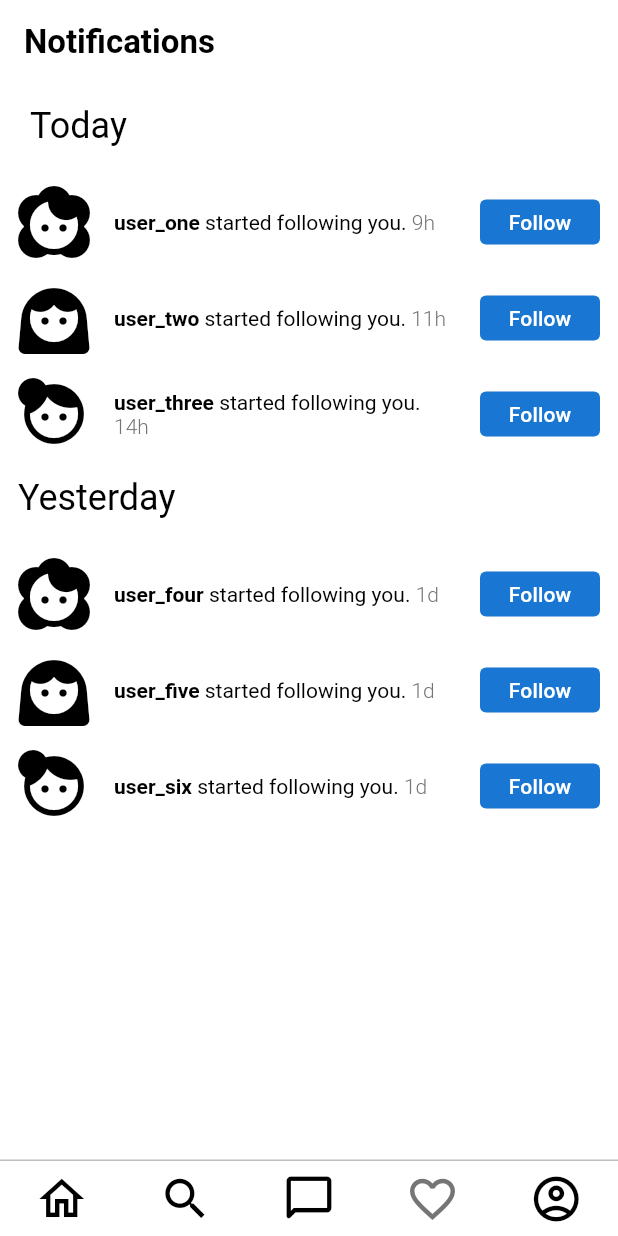
After one commit to llohanda/insttergram, a Flutter app: the screen it shows after launch, item 4 of the bottom bar chosen, on a phone screen of 412 x 824 dp. The commit adds this screen. Run offline on Flutter 3.47's test engine with Material 3 defaults, Android fonts, the phone set to English and light mode, and no system bars.

Commit message:
Add notification route

```diff
--- a/lib/main.dart
+++ b/lib/main.dart
@@ -21,7 +21,7 @@ class MyApp extends StatelessWidget {
           primary: Colors.black,
           onPrimary: Colors.white,
           secondary: Colors.white,
-          onSecondary: Colors.black,
+          onSecondary: Colors.grey[600]!,
           error: Colors.red,
           onError: Colors.white,
           surface: Colors.white,
--- /dev/null
+++ b/lib/routes/notifications.dart
@@ -0,0 +1,132 @@
+import 'package:flutter/material.dart';
+import 'package:insttergram/main.dart';
+import 'package:insttergram/widgets/bottom_bar.dart';
+
+class NotifRoute extends StatelessWidget {
+  const NotifRoute({super.key});
+
+  @override
+  Widget build(BuildContext context) {
+    return Scaffold(
+      appBar: AppBar(
+        automaticallyImplyLeading: false,
+        title: Text(
+          'Notifications',
+          style: TextStyle(fontWeight: FontWeight.bold),
+        ),
+        centerTitle: false,
+      ),
+      body: Column(
+        children: [
+          Padding(
+            padding: const EdgeInsets.fromLTRB(20.0, 12.0, 0.0, 12.0),
+            child: Align(
+              alignment: Alignment.centerLeft,
+              child: Text(
+                'Today',
+                style: Theme.of(context).textTheme.headlineSmall,
+              ),
+            ),
+          ),
+          FollowNotif(
+            avatar: Icons.face_2,
+            username: 'user_one',
+            readableTime: '9h',
+          ),
+          FollowNotif(
+            avatar: Icons.face_3,
+            username: 'user_two',
+            readableTime: '11h',
+          ),
+          FollowNotif(
+            avatar: Icons.face_4,
+            username: 'user_three',
+            readableTime: '14h',
+          ),
+          Padding(
+            padding: const EdgeInsets.all(12.0),
+            child: Align(
+              alignment: Alignment.centerLeft,
+              child: Text(
+                'Yesterday',
+                style: Theme.of(context).textTheme.headlineSmall,
+              ),
+            ),
+          ),
+          FollowNotif(
+            avatar: Icons.face_2,
+            username: 'user_four',
+            readableTime: '1d',
+          ),
+          FollowNotif(
+            avatar: Icons.face_3,
+            username: 'user_five',
+            readableTime: '1d',
+          ),
+          FollowNotif(
+            avatar: Icons.face_4,
+            username: 'user_six',
+            readableTime: '1d',
+          ),
+        ],
+      ),
+      bottomNavigationBar: BottomBar(selectedIndex: 3),
+    );
+  }
+}
+
+class FollowNotif extends StatelessWidget {
+  const FollowNotif({
+    super.key,
+    this.avatar = Icons.face,
+    this.username = 'randomuser',
+    this.readableTime = '2d',
+  });
+
+  final IconData avatar;
+  final String username;
+  final String readableTime;
+
+  @override
+  Widget build(BuildContext context) {
+    return ListTile(
+      contentPadding: const EdgeInsets.fromLTRB(12.0, 8.0, 12.0, 0),
+      leading: Icon(avatar, size: 48.0),
+      title: RichText(
+        text: TextSpan(
+          text: username,
+          style: TextStyle(
+            fontWeight: FontWeight.bold,
+            color: Theme.of(context).colorScheme.primary,
+          ),
+          children: <TextSpan>[
+            TextSpan(
+              text: ' started following you. ',
+              style: TextStyle(fontWeight: FontWeight.normal),
+            ),
+            TextSpan(
+              text: readableTime,
+              style: TextStyle(
+                fontWeight: FontWeight.w300,
+                color: Theme.of(context).colorScheme.onSecondary,
+              ),
+            ),
+          ],
+        ),
+      ),
+      trailing: Container(
+        height: 30.0,
+        width: 80.0,
+        alignment: Alignment.center,
+        decoration: BoxDecoration(
+          color: Colors.blue[700],
+          borderRadius: BorderRadius.circular(4.0),
+        ),
+        child: Text(
+          'Follow',
+          style: Theme.of(context).primaryTextTheme.labelLarge,
+        ),
+      ),
+    );
+  }
+}
--- a/lib/widgets/bottom_bar.dart
+++ b/lib/widgets/bottom_bar.dart
@@ -1,5 +1,6 @@
 import 'package:flutter/material.dart';
 import 'package:insttergram/routes/home.dart';
+import 'package:insttergram/routes/notifications.dart';
 import 'package:insttergram/routes/search.dart';
 
 class BottomBar extends StatelessWidget {
@@ -34,7 +35,7 @@ class BottomBar extends StatelessWidget {
     const HomeRoute(),
     const SearchRoute(),
     const Scaffold(),
-    const Scaffold(),
+    const NotifRoute(),
     const Scaffold(),
   ];
 
@@ -51,11 +52,13 @@ class BottomBar extends StatelessWidget {
         selectedIndex: selectedIndex,
         onDestinationSelected: (value) {
           debugPrint('${bottomDestinations[value].label} was clicked!');
-          selectedIndex = value;
-          Navigator.push(
-            context,
-            MaterialPageRoute(builder: (context) => routes[value]),
-          );
+          if (value != selectedIndex) {
+            selectedIndex = value;
+            Navigator.push(
+              context,
+              MaterialPageRoute(builder: (context) => routes[value]),
+            );
+          }
         },
         destinations: bottomDestinations,
       ),
```
